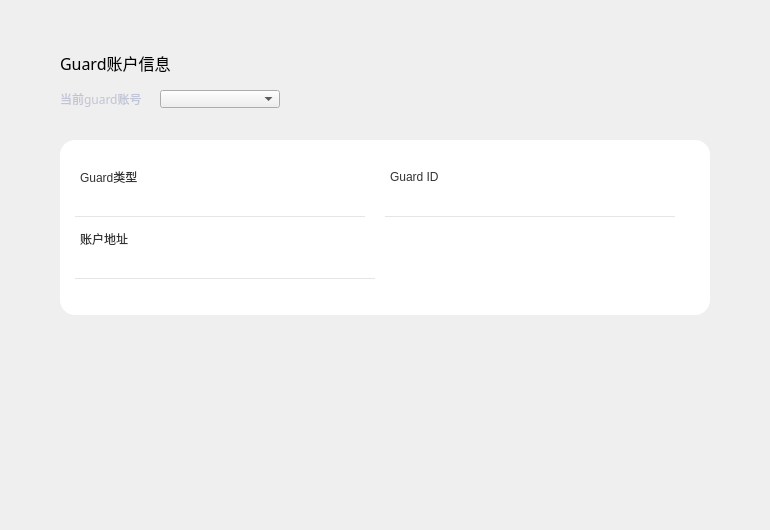
First picture: the form in LNKWallet/guard/GuardAccountPage.ui, repository HcashOrg/hx-indicator, before the edit.
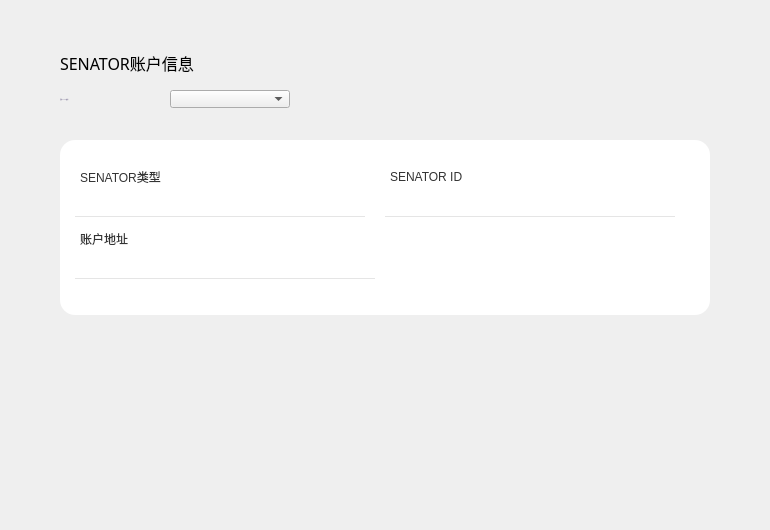
Second picture: the form after the edit.

```diff
--- a/LNKWallet/guard/GuardAccountPage.ui
+++ b/LNKWallet/guard/GuardAccountPage.ui
@@ -18,7 +18,7 @@
     <rect>
      <x>60</x>
      <y>50</y>
-     <width>200</width>
+     <width>300</width>
      <height>26</height>
     </rect>
    </property>
@@ -35,7 +35,7 @@
     <string notr="true"/>
    </property>
    <property name="text">
-    <string>Guard账户信息</string>
+    <string>SENATOR账户信息</string>
    </property>
   </widget>
   <widget class="QLabel" name="label">
@@ -49,14 +49,19 @@
    </property>
    <property name="font">
     <font>
-     <family>微软雅黑</family>
+     <family>Microsoft YaHei UI Light</family>
+     <pointsize>-1</pointsize>
+     <weight>50</weight>
+     <italic>false</italic>
+     <bold>false</bold>
     </font>
    </property>
    <property name="styleSheet">
-    <string notr="true">color: rgb(192, 196, 212);</string>
+    <string notr="true">QLabel{color: rgb(137,129,161);
+font: 11px &quot;Microsoft YaHei UI Light&quot;;}</string>
    </property>
    <property name="text">
-    <string>当前guard账号</string>
+    <string>当前SENATOR账号</string>
    </property>
    <property name="alignment">
     <set>Qt::AlignLeading|Qt::AlignLeft|Qt::AlignVCenter</set>
@@ -65,7 +70,7 @@
   <widget class="QComboBox" name="accountComboBox">
    <property name="geometry">
     <rect>
-     <x>160</x>
+     <x>170</x>
      <y>90</y>
      <width>120</width>
      <height>18</height>
@@ -115,7 +120,7 @@
     <string notr="true">QLabel{font: 12px &quot;微软雅黑 Light&quot;;color: rgb(51, 51, 51);}</string>
    </property>
    <property name="text">
-    <string>Guard类型</string>
+    <string>SENATOR类型</string>
    </property>
   </widget>
   <widget class="QLabel" name="guardTypeLabel">
@@ -150,7 +155,7 @@
     <string notr="true">QLabel{font: 12px &quot;微软雅黑 Light&quot;;color: rgb(51, 51, 51);}</string>
    </property>
    <property name="text">
-    <string>Guard ID</string>
+    <string>SENATOR ID</string>
    </property>
   </widget>
   <widget class="QLabel" name="guardIdLabel">
@@ -210,7 +215,7 @@
   <widget class="QLabel" name="guardLabel">
    <property name="geometry">
     <rect>
-     <x>290</x>
+     <x>300</x>
      <y>93</y>
      <width>12</width>
      <height>12</height>
```
